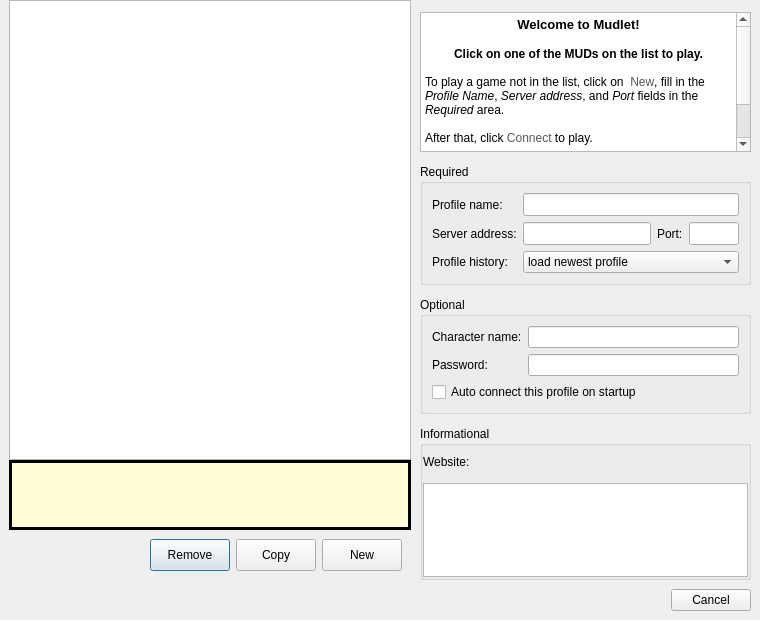
Old version of the form src/ui/connection_profiles.ui in the repository Mudlet/Mudlet.
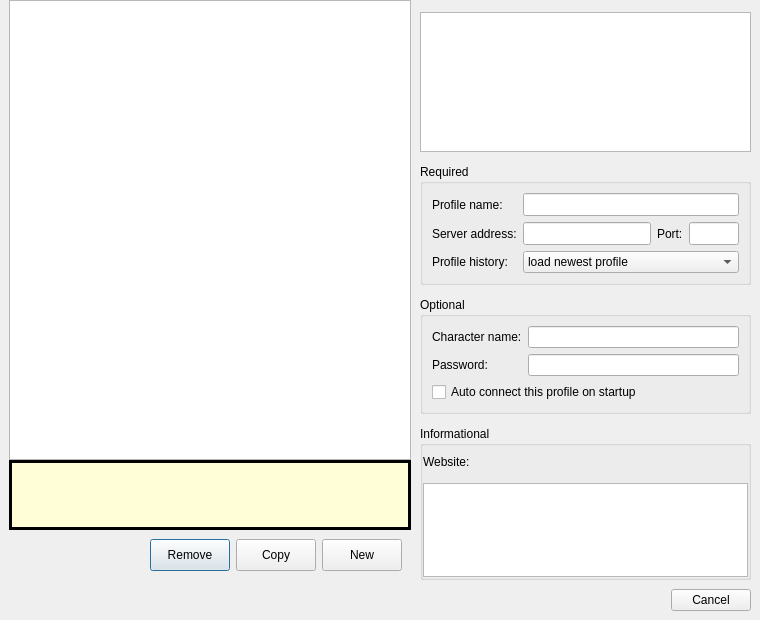
New version of the form. Icons and pictures are not drawn.

The edit to the form file:
```diff
--- a/src/ui/connection_profiles.ui
+++ b/src/ui/connection_profiles.ui
@@ -2191,26 +2191,6 @@
              <height>16777215</height>
             </size>
            </property>
-           <property name="html">
-            <string>&lt;!DOCTYPE HTML PUBLIC &quot;-//W3C//DTD HTML 4.0//EN&quot; &quot;http://www.w3.org/TR/REC-html40/strict.dtd&quot;&gt;
-&lt;html&gt;&lt;head&gt;&lt;meta name=&quot;qrichtext&quot; content=&quot;1&quot; /&gt;&lt;style type=&quot;text/css&quot;&gt;
-p, li { white-space: pre-wrap; }
-&lt;/style&gt;&lt;/head&gt;&lt;body style=&quot; font-family:'Ubuntu'; font-size:11pt; font-weight:400; font-style:normal;&quot;&gt;
-&lt;table border=&quot;0&quot; style=&quot;-qt-table-type: root; margin-top:4px; margin-bottom:4px; margin-left:4px; margin-right:4px;&quot;&gt;
-&lt;tr&gt;
-&lt;td style=&quot;border: none;&quot;&gt;
-&lt;p align=&quot;center&quot; style=&quot; margin-top:0px; margin-bottom:0px; margin-left:0px; margin-right:0px; -qt-block-indent:0; text-indent:0px;&quot;&gt;&lt;span style=&quot; font-family:'Sans'; font-size:10pt; font-weight:600;&quot;&gt;Welcome to Mudlet!&lt;/span&gt;&lt;/p&gt;
-&lt;p align=&quot;center&quot; style=&quot;-qt-paragraph-type:empty; margin-top:0px; margin-bottom:0px; margin-left:0px; margin-right:0px; -qt-block-indent:0; text-indent:0px; font-family:'Sans'; font-size:10pt; font-weight:600;&quot;&gt;&lt;br /&gt;&lt;/p&gt;
-&lt;p align=&quot;center&quot; style=&quot; margin-top:0px; margin-bottom:0px; margin-left:0px; margin-right:0px; -qt-block-indent:0; text-indent:0px;&quot;&gt;&lt;span style=&quot; font-family:'Sans'; font-size:9pt; font-weight:600;&quot;&gt;Click on one of the MUDs on the list to play.&lt;/span&gt;&lt;/p&gt;
-&lt;p align=&quot;center&quot; style=&quot;-qt-paragraph-type:empty; margin-top:0px; margin-bottom:0px; margin-left:0px; margin-right:0px; -qt-block-indent:0; text-indent:0px; font-family:'Sans'; font-size:9pt;&quot;&gt;&lt;br /&gt;&lt;/p&gt;
-&lt;p style=&quot; margin-top:0px; margin-bottom:0px; margin-left:0px; margin-right:0px; -qt-block-indent:0; text-indent:0px;&quot;&gt;&lt;span style=&quot; font-family:'Sans'; font-size:9pt;&quot;&gt;To play a game not in the list, click on &lt;/span&gt;&lt;img src=&quot;:/icons/list-add_small.png&quot; /&gt;&lt;span style=&quot; font-family:'Sans'; font-size:9pt; color:#555753;&quot;&gt; New&lt;/span&gt;&lt;span style=&quot; font-family:'Sans'; font-size:9pt;&quot;&gt;, fill in the &lt;/span&gt;&lt;span style=&quot; font-family:'Sans'; font-size:9pt; font-style:italic;&quot;&gt;Profile Name&lt;/span&gt;&lt;span style=&quot; font-family:'Sans'; font-size:9pt;&quot;&gt;, &lt;/span&gt;&lt;span style=&quot; font-family:'Sans'; font-size:9pt; font-style:italic;&quot;&gt;Server address&lt;/span&gt;&lt;span style=&quot; font-family:'Sans'; font-size:9pt;&quot;&gt;, and &lt;/span&gt;&lt;span style=&quot; font-family:'Sans'; font-size:9pt; font-style:italic;&quot;&gt;Port&lt;/span&gt;&lt;span style=&quot; font-family:'Sans'; font-size:9pt;&quot;&gt; fields in the &lt;/span&gt;&lt;span style=&quot; font-family:'Sans'; font-size:9pt; font-style:italic;&quot;&gt;Required &lt;/span&gt;&lt;span style=&quot; font-family:'Sans'; font-size:9pt;&quot;&gt;area. &lt;/span&gt;&lt;/p&gt;
-&lt;p style=&quot;-qt-paragraph-type:empty; margin-top:0px; margin-bottom:0px; margin-left:0px; margin-right:0px; -qt-block-indent:0; text-indent:0px; font-family:'Sans'; font-size:9pt;&quot;&gt;&lt;br /&gt;&lt;/p&gt;
-&lt;p style=&quot; margin-top:0px; margin-bottom:0px; margin-left:0px; margin-right:0px; -qt-block-indent:0; text-indent:0px;&quot;&gt;&lt;span style=&quot; font-family:'Sans'; font-size:9pt;&quot;&gt;After that, click &lt;/span&gt;&lt;img src=&quot;:/icons/dialog-ok-apply_small.png&quot; /&gt;&lt;span style=&quot; font-family:'Sans'; font-size:9pt; color:#555753;&quot;&gt;Connect&lt;/span&gt;&lt;span style=&quot; font-family:'Sans'; font-size:9pt;&quot;&gt; to play.&lt;/span&gt;&lt;/p&gt;
-&lt;p style=&quot;-qt-paragraph-type:empty; margin-top:0px; margin-bottom:0px; margin-left:0px; margin-right:0px; -qt-block-indent:0; text-indent:0px; font-family:'Sans'; font-size:9pt; font-weight:600;&quot;&gt;&lt;br /&gt;&lt;/p&gt;
-&lt;p style=&quot; margin-top:0px; margin-bottom:0px; margin-left:0px; margin-right:0px; -qt-block-indent:0; text-indent:0px;&quot;&gt;&lt;span style=&quot; font-family:'Sans'; font-size:9pt;&quot;&gt;Have fun!&lt;/span&gt;&lt;/p&gt;
-&lt;p style=&quot;-qt-paragraph-type:empty; margin-top:0px; margin-bottom:0px; margin-left:0px; margin-right:0px; -qt-block-indent:0; text-indent:0px; font-family:'Sans'; font-size:9pt; font-weight:600;&quot;&gt;&lt;br /&gt;&lt;/p&gt;
-&lt;p align=&quot;right&quot; style=&quot; margin-top:0px; margin-bottom:0px; margin-left:0px; margin-right:0px; -qt-block-indent:0; text-indent:0px;&quot;&gt; &lt;span style=&quot; font-family:'Sans'; font-size:9pt;&quot;&gt;The Mudlet Team &lt;/span&gt;&lt;img src=&quot;:/icons/mudlet_main_16px.png&quot; /&gt;&lt;/p&gt;&lt;/td&gt;&lt;/tr&gt;&lt;/table&gt;&lt;/body&gt;&lt;/html&gt;</string>
-           </property>
            <property name="openLinks">
             <bool>false</bool>
            </property>
```
Left out of the diff: 30 changed lines with no effect on the pictures.
